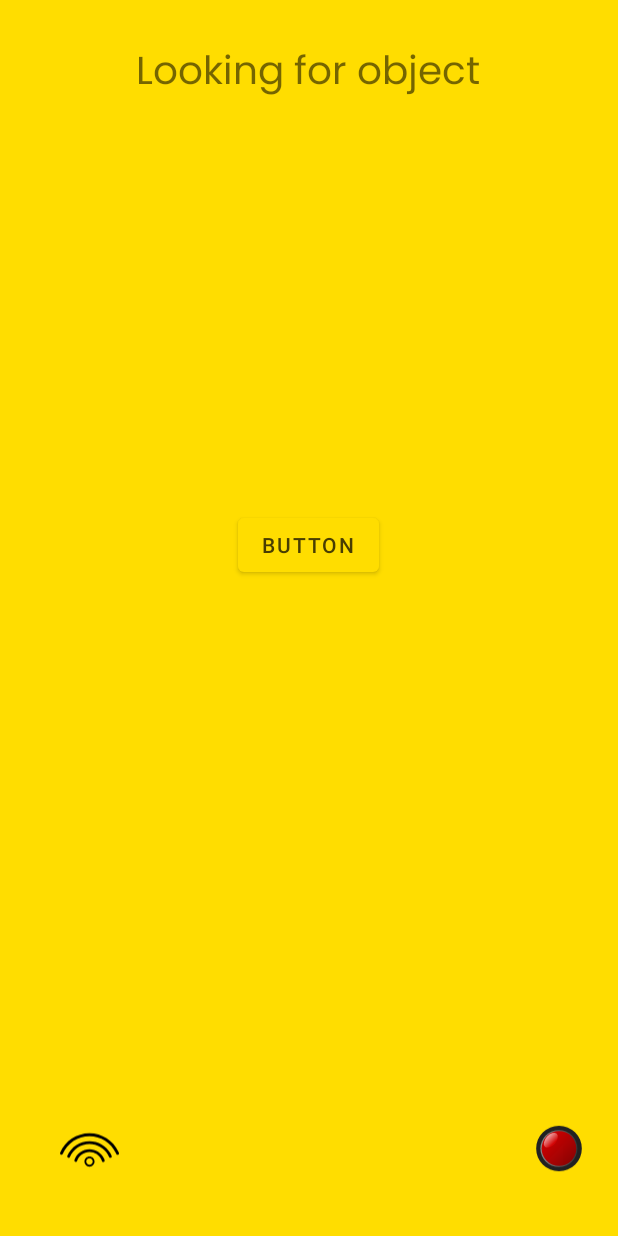
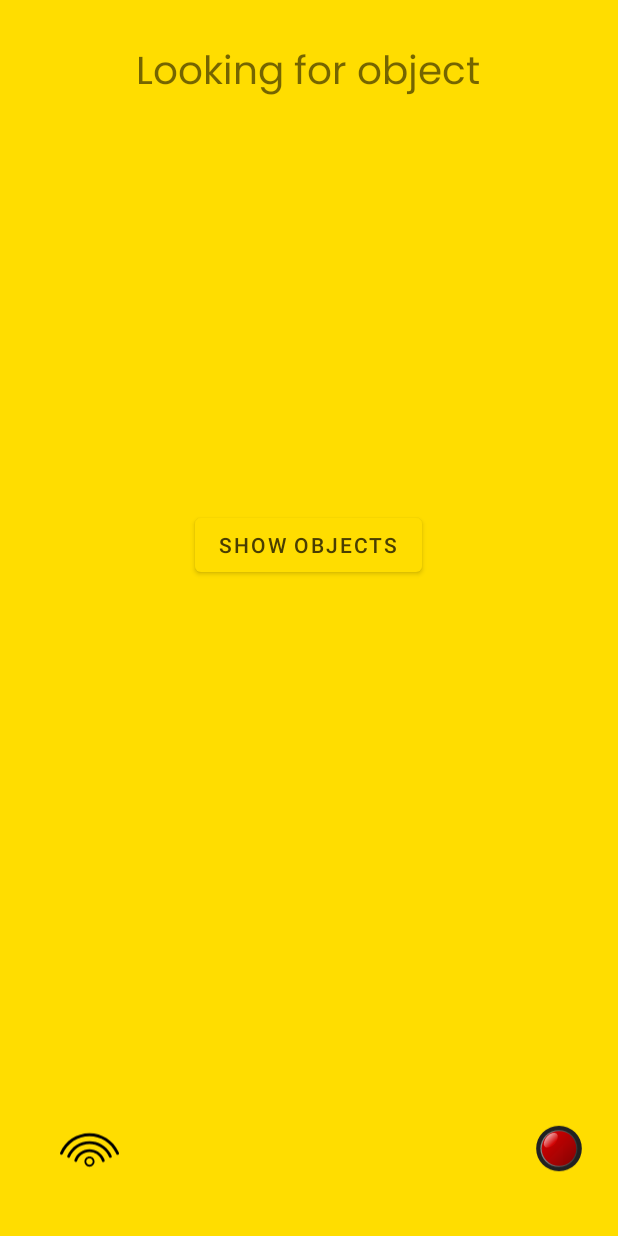
Before and after one commit to johanbergfalk/dimension, an Android app: the screen it shows after launch (MainActivity), on a phone screen of 412 x 824 dp. Run offline under Robolectric (Android 15) with nearby library versions, the phone set to English and light mode, and no system bars.

Commit message:
Support for showing multiple detected objects

```diff
--- a/dimension/app/app/src/main/java/com/example/dimension/Model/GetRequest.java
+++ b/dimension/app/app/src/main/java/com/example/dimension/Model/GetRequest.java
@@ -88,7 +88,6 @@ public class GetRequest {
         if(connected){
             receivedObjects = allObjects(responseContent.toString());
         }
-
     }
 
     //Extract the stream and make new object with the data
--- a/dimension/app/app/src/main/java/com/example/dimension/ViewModel/ObjectViewModel.java
+++ b/dimension/app/app/src/main/java/com/example/dimension/ViewModel/ObjectViewModel.java
@@ -4,6 +4,7 @@ import androidx.lifecycle.ViewModel;
 
 import com.example.dimension.Model.*;
 
+import java.util.ArrayList;
 import java.util.concurrent.ExecutorService;
 import java.util.concurrent.Executors;
 import java.util.concurrent.Future;
@@ -14,8 +15,9 @@ public class ObjectViewModel extends ViewModel{
     String dimensionText;
     String distanceText;
     GetRequest request;
-    ObjectBuilder[] builder;
+    ObjectBuilder[] builder; //All received detected objects
     String ipAddress = "";
+    ArrayList<OneObject> objects = new ArrayList<>();
 
     public void displayObject() throws Exception {
 
@@ -39,7 +41,7 @@ public class ObjectViewModel extends ViewModel{
             objectTitle = b.getObjectType();
             dimensionText = b.getHeight() + " X " + b.getWidth() + " cm";
             distanceText = b.getDistance() + " cm";
-
+            objects.add(new OneObject(objectTitle, dimensionText, distanceText));
         }
     }
 
@@ -73,4 +75,8 @@ public class ObjectViewModel extends ViewModel{
         this.ipAddress = ipAddress;
     }
 
+    public ArrayList<OneObject> getObjects(){
+        return this.objects;
+    }
+
 }
--- a/dimension/app/app/src/main/res/layout/activity_main.xml
+++ b/dimension/app/app/src/main/res/layout/activity_main.xml
@@ -79,6 +79,18 @@
         app:layout_constraintVertical_bias="0.300"
         android:src="@drawable/server_not_found"/>
 
+    <ImageView
+        android:id="@+id/imageOfDetectedObject"
+        android:layout_width="300dp"
+        android:layout_height="300dp"
+        android:visibility="invisible"
+        app:layout_constraintBottom_toBottomOf="parent"
+        app:layout_constraintEnd_toEndOf="parent"
+        app:layout_constraintStart_toStartOf="parent"
+        app:layout_constraintTop_toTopOf="parent"
+        app:layout_constraintVertical_bias="0.300"
+        android:src="@drawable/server_not_found"/>
+
     <ImageButton
         android:id="@+id/ipButton"
         android:layout_width="63dp"
--- a/dimension/app/app/src/main/res/values/strings.xml
+++ b/dimension/app/app/src/main/res/values/strings.xml
@@ -2,7 +2,7 @@
     <string name="app_name">Dimension</string>
     <string name="object_details">Object details</string>
     <string name="looking_for_object">Looking for object</string>
-    <string name="button">Button</string>
-    <string name="save_object">Save object</string>
-    <string name="x">X</string>
+    <string name="button">Show objects</string>
+    <string name="next_object">Next</string>
+    <string name="close">Close</string>
 </resources>
```
Also changed, not shown: dimension/app/app/src/main/java/com/example/dimension/MainActivity.java (+65 -7 lines), dimension/app/app/src/main/java/com/example/dimension/Model/ObjectBuilder.java (+0 -8 lines), dimension/app/app/src/main/java/com/example/dimension/Model/OneObject.java (added, +30 -0 lines), dimension/app/app/src/main/res/layout/bottom_dialog.xml (+9 -9 lines).
